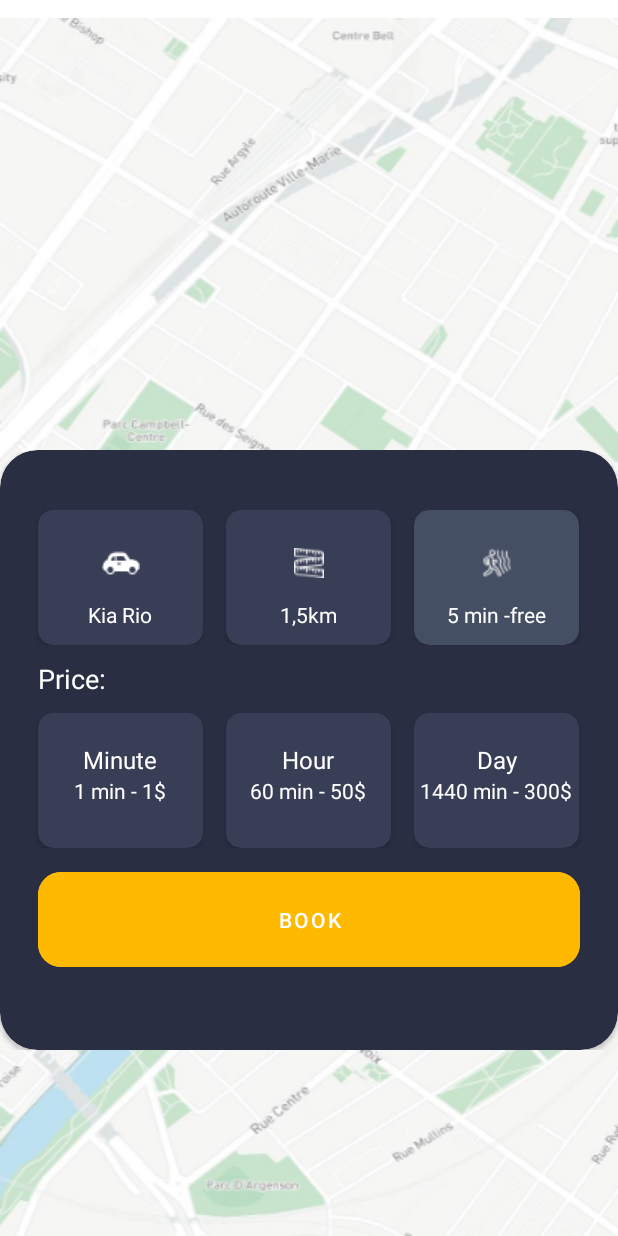
After one commit to M1KoTiK/PR13-Kargin, an Android app: the Book screen opened directly, with no data from a screen before it, on a phone screen of 412 x 824 dp. The commit adds this screen. Run offline under Robolectric (Android 15) with nearby library versions, the phone set to English and light mode, and no system bars.

Commit message:
экран book завершён

```diff
--- a/app/src/main/AndroidManifest.xml
+++ b/app/src/main/AndroidManifest.xml
@@ -13,6 +13,9 @@
         android:supportsRtl="true"
         android:theme="@style/Theme.PR12_KARGIN"
         tools:targetApi="31">
+        <activity
+            android:name=".Book"
+            android:exported="false" />
         <activity
             android:name=".Settings"
             android:exported="false" />
--- /dev/null
+++ b/app/src/main/java/com/example/pr12_kargin/Book.kt
@@ -0,0 +1,11 @@
+package com.example.pr12_kargin
+
+import androidx.appcompat.app.AppCompatActivity
+import android.os.Bundle
+
+class Book : AppCompatActivity() {
+    override fun onCreate(savedInstanceState: Bundle?) {
+        super.onCreate(savedInstanceState)
+        setContentView(R.layout.activity_book)
+    }
+}
--- /dev/null
+++ b/app/src/main/res/layout/activity_book.xml
@@ -0,0 +1,282 @@
+<?xml version="1.0" encoding="utf-8"?>
+<androidx.constraintlayout.widget.ConstraintLayout xmlns:android="http://schemas.android.com/apk/res/android"
+    xmlns:app="http://schemas.android.com/apk/res-auto"
+    xmlns:tools="http://schemas.android.com/tools"
+    android:layout_width="match_parent"
+    android:layout_height="match_parent"
+    tools:context=".Book">
+
+    <ImageView
+        android:id="@+id/imageView26"
+        android:layout_width="0dp"
+        android:layout_height="wrap_content"
+        android:scaleType="fitXY"
+        app:layout_constraintBottom_toBottomOf="parent"
+        app:layout_constraintEnd_toEndOf="parent"
+        app:layout_constraintHorizontal_bias="0.0"
+        app:layout_constraintStart_toStartOf="parent"
+        app:layout_constraintTop_toTopOf="parent"
+        app:layout_constraintVertical_bias="1.0"
+        app:srcCompat="@drawable/bg_map" />
+
+    <LinearLayout
+        android:layout_width="match_parent"
+        android:layout_height="400dp"
+        android:layout_marginTop="300dp"
+        android:orientation="horizontal"
+        app:layout_constraintEnd_toEndOf="parent"
+        app:layout_constraintStart_toStartOf="parent"
+        app:layout_constraintTop_toTopOf="parent">
+
+        <androidx.cardview.widget.CardView
+            android:layout_width="0dp"
+            android:layout_height="match_parent"
+            android:layout_weight="1"
+            app:cardBackgroundColor="@color/amazing"
+            app:cardCornerRadius="25dp">
+
+            <LinearLayout
+                android:layout_width="match_parent"
+                android:layout_height="match_parent"
+                android:orientation="vertical">
+
+                <LinearLayout
+                    android:layout_width="match_parent"
+                    android:layout_height="90dp"
+                    android:layout_marginTop="40dp"
+                    android:orientation="horizontal">
+
+                    <androidx.cardview.widget.CardView
+                        android:layout_width="110dp"
+                        android:layout_height="match_parent"
+                        android:layout_marginStart="25dp"
+                        app:cardBackgroundColor="@color/amazing_bg1"
+                        app:cardCornerRadius="10dp">
+
+                        <LinearLayout
+                            android:layout_width="match_parent"
+                            android:layout_height="match_parent"
+                            android:orientation="vertical">
+
+                            <ImageView
+                                android:id="@+id/imageView30"
+                                android:layout_width="match_parent"
+                                android:layout_height="30dp"
+                                android:layout_marginTop="20dp"
+                                android:scaleType="centerInside"
+                                app:srcCompat="@drawable/machinkaicon" />
+
+                            <TextView
+                                android:id="@+id/textView18"
+                                android:layout_width="match_parent"
+                                android:layout_height="wrap_content"
+                                android:gravity="center_horizontal"
+                                android:layout_marginTop="10dp"
+                                android:text="Kia Rio"
+                                android:textColor="@color/white"/>
+
+                        </LinearLayout>
+                    </androidx.cardview.widget.CardView>
+
+                    <androidx.cardview.widget.CardView
+                        android:layout_width="110dp"
+                        android:layout_height="match_parent"
+                        android:layout_marginLeft="15dp"
+                        android:layout_marginRight="15dp"
+                        app:cardBackgroundColor="@color/amazing_bg1"
+                        app:cardCornerRadius="10dp" >
+
+                        <LinearLayout
+                            android:layout_width="match_parent"
+                            android:layout_height="match_parent"
+                            android:orientation="vertical">
+
+                            <ImageView
+                                android:id="@+id/imageView31"
+                                android:layout_width="match_parent"
+                                android:layout_height="30dp"
+                                android:layout_marginTop="20dp"
+                                android:scaleType="centerInside"
+                                app:srcCompat="@drawable/lenta" />
+
+                            <TextView
+                                android:id="@+id/textView19"
+                                android:layout_width="match_parent"
+                                android:layout_height="wrap_content"
+                                android:layout_marginTop="10dp"
+                                android:textColor="@color/white"
+                                android:gravity="center_horizontal"
+                                android:text="1,5km" />
+                        </LinearLayout>
+                    </androidx.cardview.widget.CardView>
+
+                    <androidx.cardview.widget.CardView
+                        android:layout_width="110dp"
+                        android:layout_height="match_parent"
+                        android:layout_marginEnd="25dp"
+                        app:cardBackgroundColor="@color/amazing_blue_gray"
+                        app:cardCornerRadius="10dp" >
+
+                        <LinearLayout
+                            android:layout_width="match_parent"
+                            android:layout_height="match_parent"
+                            android:orientation="vertical">
+
+                            <ImageView
+                                android:id="@+id/imageView32"
+                                android:layout_width="match_parent"
+                                android:layout_height="30dp"
+                                android:layout_marginTop="20dp"
+                                android:scaleType="centerInside"
+                                app:srcCompat="@drawable/run" />
+
+                            <TextView
+                                android:id="@+id/textView20"
+                                android:layout_width="match_parent"
+                                android:layout_height="wrap_content"
+                                android:layout_marginTop="10dp"
+                                android:textColor="@color/white"
+
+                                android:gravity="center_horizontal"
+                                android:text="5 min -free" />
+
+
+                        </LinearLayout>
+                    </androidx.cardview.widget.CardView>
+                </LinearLayout>
+
+                <TextView
+                    android:id="@+id/textView17"
+                    android:layout_width="match_parent"
+                    android:layout_height="25dp"
+                    android:layout_marginStart="25dp"
+                    android:layout_marginTop="10dp"
+                    android:textSize="18dp"
+                    android:textColor="@color/white"
+                    android:gravity="center_vertical"
+                    android:text="Price:" />
+
+                <LinearLayout
+                    android:layout_width="match_parent"
+                    android:layout_height="90dp"
+                    android:layout_marginTop="10dp"
+                    android:orientation="horizontal">
+
+                    <androidx.cardview.widget.CardView
+                        android:layout_width="110dp"
+                        android:layout_height="match_parent"
+                        android:layout_marginStart="25dp"
+                        app:cardBackgroundColor="@color/amazing_bg1"
+                        app:cardCornerRadius="10dp">
+
+                        <LinearLayout
+                            android:layout_width="match_parent"
+                            android:layout_height="match_parent"
+                            android:orientation="vertical">
+
+                            <TextView
+                                android:id="@+id/textView22"
+                                android:layout_width="match_parent"
+                                android:layout_height="wrap_content"
+                                android:layout_marginTop="20dp"
+                                android:gravity="center_horizontal"
+                                android:text="Minute"
+                                android:textColor="@color/white"
+                                android:textSize="16dp" />
+
+                            <TextView
+                                android:id="@+id/textView21"
+                                android:layout_width="match_parent"
+                                android:layout_height="wrap_content"
+                                android:gravity="center_horizontal"
+                                android:text="1 min - 1$"
+                                android:textColor="@color/white" />
+                        </LinearLayout>
+                    </androidx.cardview.widget.CardView>
+
+                    <androidx.cardview.widget.CardView
+                        android:layout_width="110dp"
+                        android:layout_height="match_parent"
+                        android:layout_marginLeft="15dp"
+                        android:layout_marginRight="15dp"
+                        app:cardBackgroundColor="@color/amazing_bg1"
+                        app:cardCornerRadius="10dp" >
+
+                        <LinearLayout
+                            android:layout_width="match_parent"
+                            android:layout_height="match_parent"
+                            android:orientation="vertical">
+
+                            <TextView
+                                android:id="@+id/textView23"
+                                android:layout_width="match_parent"
+                                android:layout_height="wrap_content"
+                                android:layout_marginTop="20dp"
+                                android:gravity="center_horizontal"
+                                android:text="Hour"
+                                android:textColor="@color/white"
+                                android:textSize="16dp" />
+
+                            <TextView
+                                android:id="@+id/textView25"
+                                android:layout_width="match_parent"
+                                android:layout_height="wrap_content"
+                                android:gravity="center_horizontal"
+                                android:text="60 min - 50$"
+                                android:textColor="@color/white" />
+                        </LinearLayout>
+                    </androidx.cardview.widget.CardView>
+
+                    <androidx.cardview.widget.CardView
+                        android:layout_width="110dp"
+                        android:layout_height="match_parent"
+                        android:layout_marginEnd="25dp"
+                        app:cardBackgroundColor="@color/amazing_bg1"
+                        app:cardCornerRadius="10dp">
+
+                        <LinearLayout
+                            android:layout_width="match_parent"
+                            android:layout_height="match_parent"
+                            android:orientation="vertical">
+
+                            <TextView
+                                android:id="@+id/textView33"
+                                android:layout_width="match_parent"
+                                android:layout_height="wrap_content"
+                                android:layout_marginTop="20dp"
+                                android:gravity="center_horizontal"
+                                android:text="Day"
+                                android:textColor="@color/white"
+                                android:textSize="16dp" />
+
+                            <TextView
+                                android:id="@+id/textView32"
+                                android:layout_width="match_parent"
+
+                                android:layout_height="wrap_content"
+                                android:gravity="center_horizontal"
+                                android:text="1440 min - 300$"
+                                android:textColor="@color/white" />
+                        </LinearLayout>
+                    </androidx.cardview.widget.CardView>
+                </LinearLayout>
+
+                <Button
+                    android:id="@+id/button2"
+                    android:layout_width="match_parent"
+                    android:layout_height="75dp"
+                    android:layout_marginLeft="25dp"
+                    android:layout_marginTop="10dp"
+
+                    android:layout_marginRight="25dp"
+                    android:layout_marginBottom="15dp"
+                    android:backgroundTint="@color/btn_yellow"
+                    android:text="Book"
+                    app:cornerRadius="15dp" />
+            </LinearLayout>
+        </androidx.cardview.widget.CardView>
+
+
+    </LinearLayout>
+
+</androidx.constraintlayout.widget.ConstraintLayout>
--- a/app/src/main/res/values/colors.xml
+++ b/app/src/main/res/values/colors.xml
@@ -14,4 +14,7 @@
     <color name="amazing_bg">#282C40</color>
     <color name="amazing_btn">#4254BC</color>
     <color name="amazing_text">#6879DD</color>
+    <color name="amazing">#2A2E43</color>
+    <color name="btn_yellow">#FFB900</color>
+    <color name="amazing_blue_gray">#454f63</color>
 </resources>
```
Also changed, not shown: app/src/main/res/drawable/lenta.png (added), app/src/main/res/drawable/machinkaicon.png (added), app/src/main/res/drawable/run.png (added).
